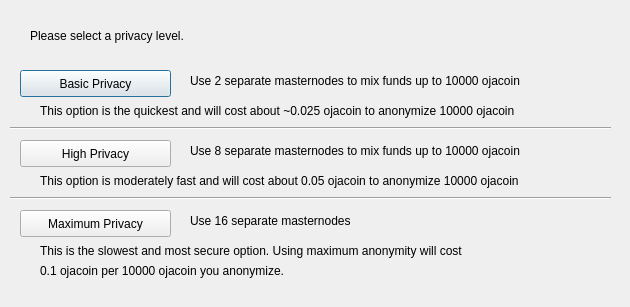
The window that src/qt/forms/obfuscationconfig.ui (amaterasutechnologies/amaterasu) describes before a commit, drawn with Qt 5.
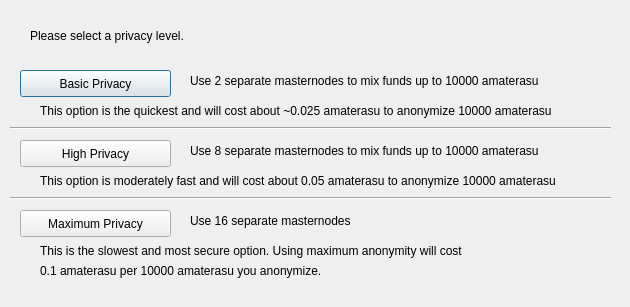
The same window after the commit.

```diff
--- a/src/qt/forms/obfuscationconfig.ui
+++ b/src/qt/forms/obfuscationconfig.ui
@@ -75,7 +75,7 @@
     </rect>
    </property>
    <property name="text">
-    <string>Use 2 separate masternodes to mix funds up to 10000 ojacoin</string>
+    <string>Use 2 separate masternodes to mix funds up to 10000 amaterasu</string>
    </property>
   </widget>
   <widget class="QLabel" name="label_3">
@@ -88,7 +88,7 @@
     </rect>
    </property>
    <property name="text">
-    <string>Use 8 separate masternodes to mix funds up to 10000 ojacoin</string>
+    <string>Use 8 separate masternodes to mix funds up to 10000 amaterasu</string>
    </property>
   </widget>
   <widget class="QLabel" name="label_4">
@@ -114,7 +114,7 @@
     </rect>
    </property>
    <property name="text">
-    <string>This option is the quickest and will cost about ~0.025 ojacoin to anonymize 10000 ojacoin</string>
+    <string>This option is the quickest and will cost about ~0.025 amaterasu to anonymize 10000 amaterasu</string>
    </property>
   </widget>
   <widget class="QLabel" name="label_7">
@@ -127,7 +127,7 @@
     </rect>
    </property>
    <property name="text">
-    <string>This option is moderately fast and will cost about 0.05 ojacoin to anonymize 10000 ojacoin</string>
+    <string>This option is moderately fast and will cost about 0.05 amaterasu to anonymize 10000 amaterasu</string>
    </property>
   </widget>
   <widget class="QLabel" name="label_8">
@@ -153,7 +153,7 @@
     </rect>
    </property>
    <property name="text">
-    <string>0.1 ojacoin per 10000 ojacoin you anonymize.</string>
+    <string>0.1 amaterasu per 10000 amaterasu you anonymize.</string>
    </property>
   </widget>
   <widget class="Line" name="line">
```
